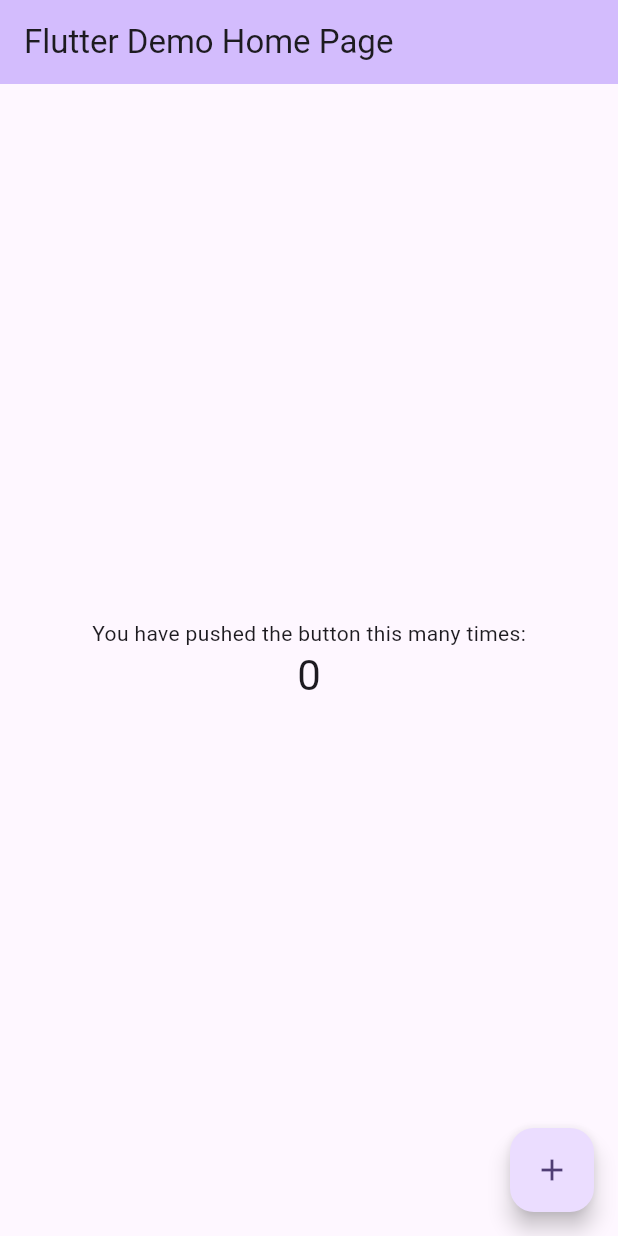
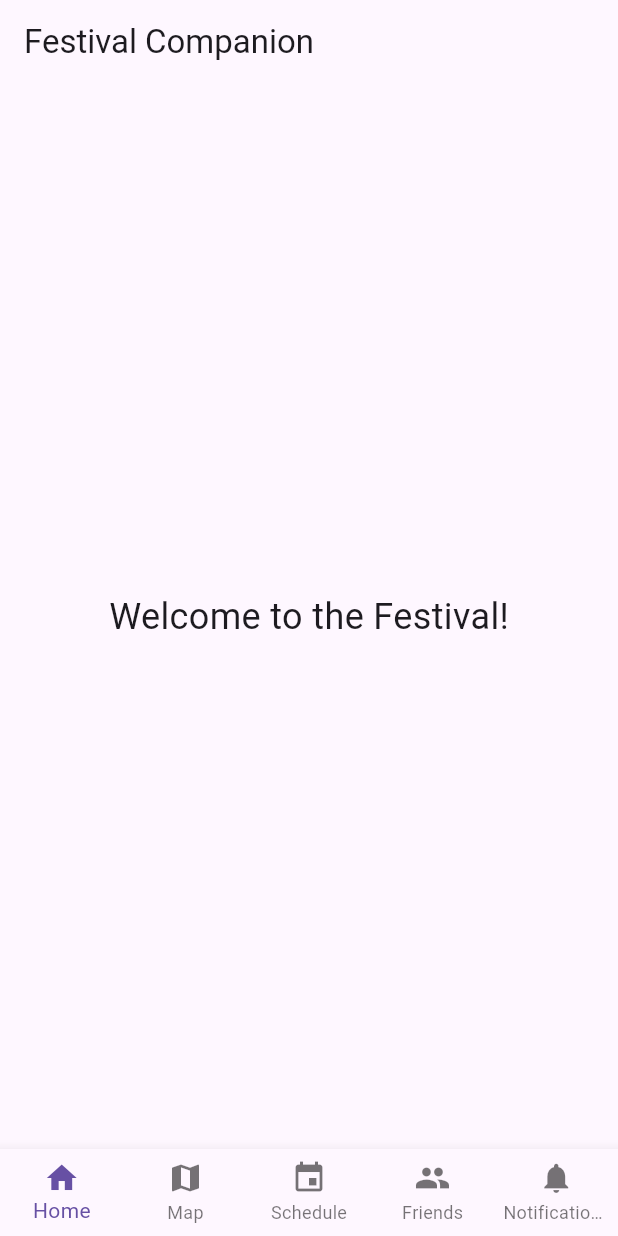
Before and after one commit to bobotiq/Festival-Companion, a Flutter app: the screen it shows after launch, on a phone screen of 412 x 824 dp. Run offline on Flutter 3.47's test engine with Material 3 defaults, Android fonts, the phone set to English and light mode, and no system bars.

Commit message:
Added bottom navigation bar with icons

```diff
--- a/lib/main.dart
+++ b/lib/main.dart
@@ -1,122 +1,106 @@
 import 'package:flutter/material.dart';
 
-void main() {
-  runApp(const MyApp());
-}
+void main() => runApp(FestivalCompanionApp());
 
-class MyApp extends StatelessWidget {
-  const MyApp({super.key});
-
-  // This widget is the root of your application.
+class FestivalCompanionApp extends StatelessWidget {
   @override
   Widget build(BuildContext context) {
     return MaterialApp(
-      title: 'Flutter Demo',
-      theme: ThemeData(
-        // This is the theme of your application.
-        //
-        // TRY THIS: Try running your application with "flutter run". You'll see
-        // the application has a purple toolbar. Then, without quitting the app,
-        // try changing the seedColor in the colorScheme below to Colors.green
-        // and then invoke "hot reload" (save your changes or press the "hot
-        // reload" button in a Flutter-supported IDE, or press "r" if you used
-        // the command line to start the app).
-        //
-        // Notice that the counter didn't reset back to zero; the application
-        // state is not lost during the reload. To reset the state, use hot
-        // restart instead.
-        //
-        // This works for code too, not just values: Most code changes can be
-        // tested with just a hot reload.
-        colorScheme: ColorScheme.fromSeed(seedColor: Colors.deepPurple),
-      ),
-      home: const MyHomePage(title: 'Flutter Demo Home Page'),
+      title: 'Festival Companion',
+      theme: ThemeData(primarySwatch: Colors.deepPurple),
+      home: MainScreen(),
     );
   }
 }
 
-class MyHomePage extends StatefulWidget {
-  const MyHomePage({super.key, required this.title});
-
-  // This widget is the home page of your application. It is stateful, meaning
-  // that it has a State object (defined below) that contains fields that affect
-  // how it looks.
-
-  // This class is the configuration for the state. It holds the values (in this
-  // case the title) provided by the parent (in this case the App widget) and
-  // used by the build method of the State. Fields in a Widget subclass are
-  // always marked "final".
-
-  final String title;
-
+class MainScreen extends StatefulWidget {
   @override
-  State<MyHomePage> createState() => _MyHomePageState();
+  State<MainScreen> createState() => _MainScreenState();
 }
 
-class _MyHomePageState extends State<MyHomePage> {
-  int _counter = 0;
+class _MainScreenState extends State<MainScreen> {
+  int _selectedIndex = 0;
 
-  void _incrementCounter() {
+  static final List<Widget> _screens = <Widget>[
+    HomeScreen(),
+    MapScreen(),
+    ScheduleScreen(),
+    FriendsScreen(),
+    NotificationsScreen(),
+  ];
+
+  void _onItemTapped(int index) {
     setState(() {
-      // This call to setState tells the Flutter framework that something has
-      // changed in this State, which causes it to rerun the build method below
-      // so that the display can reflect the updated values. If we changed
-      // _counter without calling setState(), then the build method would not be
-      // called again, and so nothing would appear to happen.
-      _counter++;
+      _selectedIndex = index;
     });
   }
 
   @override
   Widget build(BuildContext context) {
-    // This method is rerun every time setState is called, for instance as done
-    // by the _incrementCounter method above.
-    //
-    // The Flutter framework has been optimized to make rerunning build methods
-    // fast, so that you can just rebuild anything that needs updating rather
-    // than having to individually change instances of widgets.
     return Scaffold(
-      appBar: AppBar(
-        // TRY THIS: Try changing the color here to a specific color (to
-        // Colors.amber, perhaps?) and trigger a hot reload to see the AppBar
-        // change color while the other colors stay the same.
-        backgroundColor: Theme.of(context).colorScheme.inversePrimary,
-        // Here we take the value from the MyHomePage object that was created by
-        // the App.build method, and use it to set our appbar title.
-        title: Text(widget.title),
+      appBar: AppBar(title: Text('Festival Companion')),
+      body: _screens[_selectedIndex],
+      bottomNavigationBar: BottomNavigationBar(
+        currentIndex: _selectedIndex,
+        onTap: _onItemTapped,
+        type: BottomNavigationBarType.fixed,
+        items: const [
+          BottomNavigationBarItem(icon: Icon(Icons.home), label: 'Home'),
+          BottomNavigationBarItem(icon: Icon(Icons.map), label: 'Map'),
+          BottomNavigationBarItem(icon: Icon(Icons.event), label: 'Schedule'),
+          BottomNavigationBarItem(icon: Icon(Icons.people), label: 'Friends'),
+          BottomNavigationBarItem(
+            icon: Icon(Icons.notifications),
+            label: 'Notifications',
+          ),
+        ],
       ),
-      body: Center(
-        // Center is a layout widget. It takes a single child and positions it
-        // in the middle of the parent.
-        child: Column(
-          // Column is also a layout widget. It takes a list of children and
-          // arranges them vertically. By default, it sizes itself to fit its
-          // children horizontally, and tries to be as tall as its parent.
-          //
-          // Column has various properties to control how it sizes itself and
-          // how it positions its children. Here we use mainAxisAlignment to
-          // center the children vertically; the main axis here is the vertical
-          // axis because Columns are vertical (the cross axis would be
-          // horizontal).
-          //
-          // TRY THIS: Invoke "debug painting" (choose the "Toggle Debug Paint"
-          // action in the IDE, or press "p" in the console), to see the
-          // wireframe for each widget.
-          mainAxisAlignment: MainAxisAlignment.center,
-          children: <Widget>[
-            const Text('You have pushed the button this many times:'),
-            Text(
-              '$_counter',
-              style: Theme.of(context).textTheme.headlineMedium,
-            ),
-          ],
-        ),
-      ),
-      floatingActionButton: FloatingActionButton(
-        onPressed: _incrementCounter,
-        tooltip: 'Increment',
-        child: const Icon(Icons.add),
-      ), // This trailing comma makes auto-formatting nicer for build methods.
     );
   }
 }
+
+// Placeholder screens
+class HomeScreen extends StatelessWidget {
+  @override
+  Widget build(BuildContext context) {
+    return Center(
+      child: Text('Welcome to the Festival!', style: TextStyle(fontSize: 24)),
+    );
+  }
+}
+
+class MapScreen extends StatelessWidget {
+  @override
+  Widget build(BuildContext context) {
+    return Center(
+      child: Text('Festival Map Coming Soon', style: TextStyle(fontSize: 20)),
+    );
+  }
+}
+
+class ScheduleScreen extends StatelessWidget {
+  @override
+  Widget build(BuildContext context) {
+    return Center(
+      child: Text('Event Schedule Coming Soon', style: TextStyle(fontSize: 20)),
+    );
+  }
+}
+
+class FriendsScreen extends StatelessWidget {
+  @override
+  Widget build(BuildContext context) {
+    return Center(
+      child: Text('Find Friends Coming Soon', style: TextStyle(fontSize: 20)),
+    );
+  }
+}
+
+class NotificationsScreen extends StatelessWidget {
+  @override
+  Widget build(BuildContext context) {
+    return Center(
+      child: Text('Notifications Coming Soon', style: TextStyle(fontSize: 20)),
+    );
+  }
+}
```
